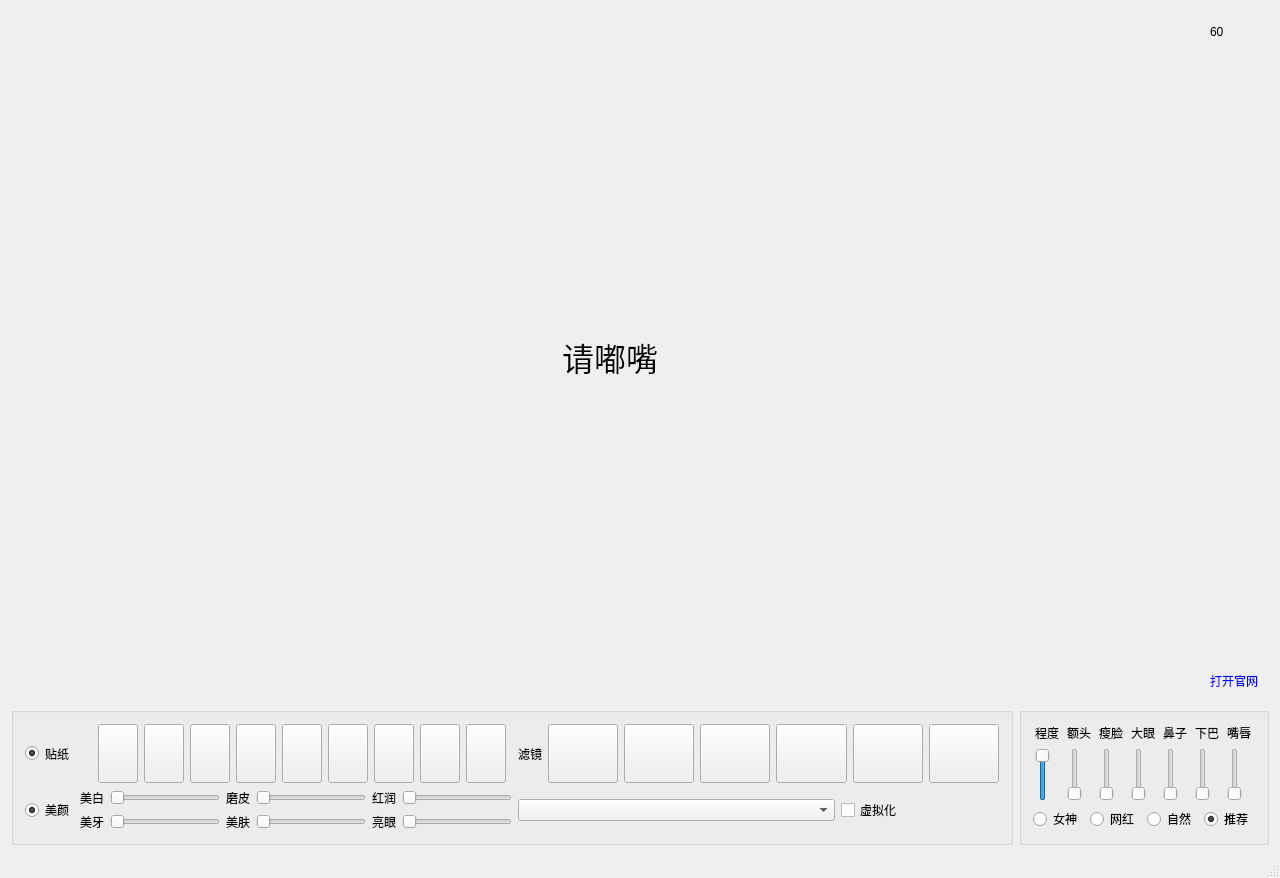
First picture: the form in NamaExample/NamaExample.ui, repository Faceunity/FULivePC, before the edit.
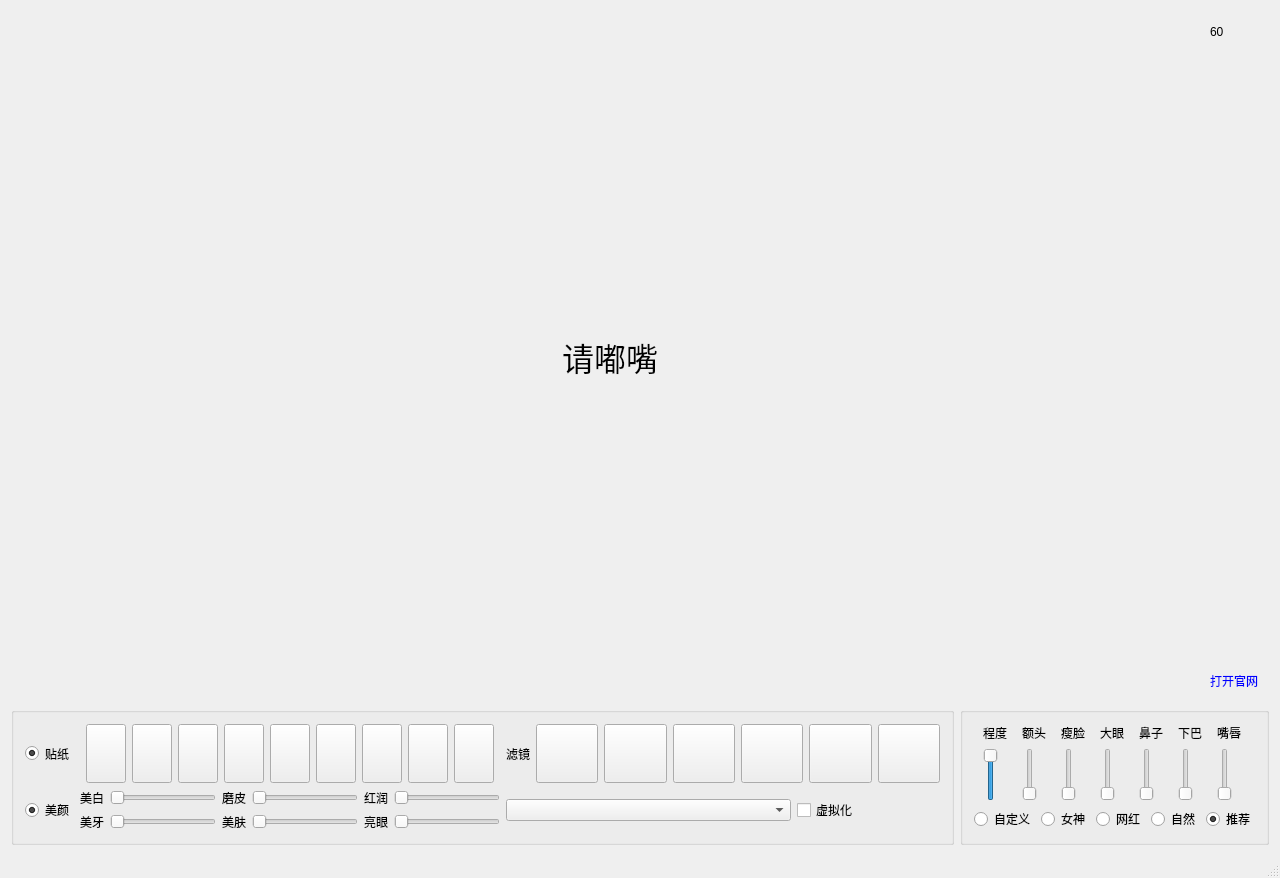
Second picture: the form after the edit. Icons and pictures are not drawn. Custom widgets are drawn as their Qt base class.

What changed in the file:
```diff
--- a/NamaExample/NamaExample.ui
+++ b/NamaExample/NamaExample.ui
@@ -1055,6 +1055,16 @@
            </item>
            <item>
             <layout class="QHBoxLayout" name="horizontalLayout_3">
+             <item>
+              <widget class="QRadioButton" name="radioButton0_4">
+               <property name="text">
+                <string>自定义</string>
+               </property>
+               <attribute name="buttonGroup">
+                <string notr="true">buttonGroup0_2</string>
+               </attribute>
+              </widget>
+             </item>
              <item>
               <widget class="QRadioButton" name="radioButton0_0">
                <property name="text">
```
Left out of the diff: 16 changed lines with no effect on the pictures.
